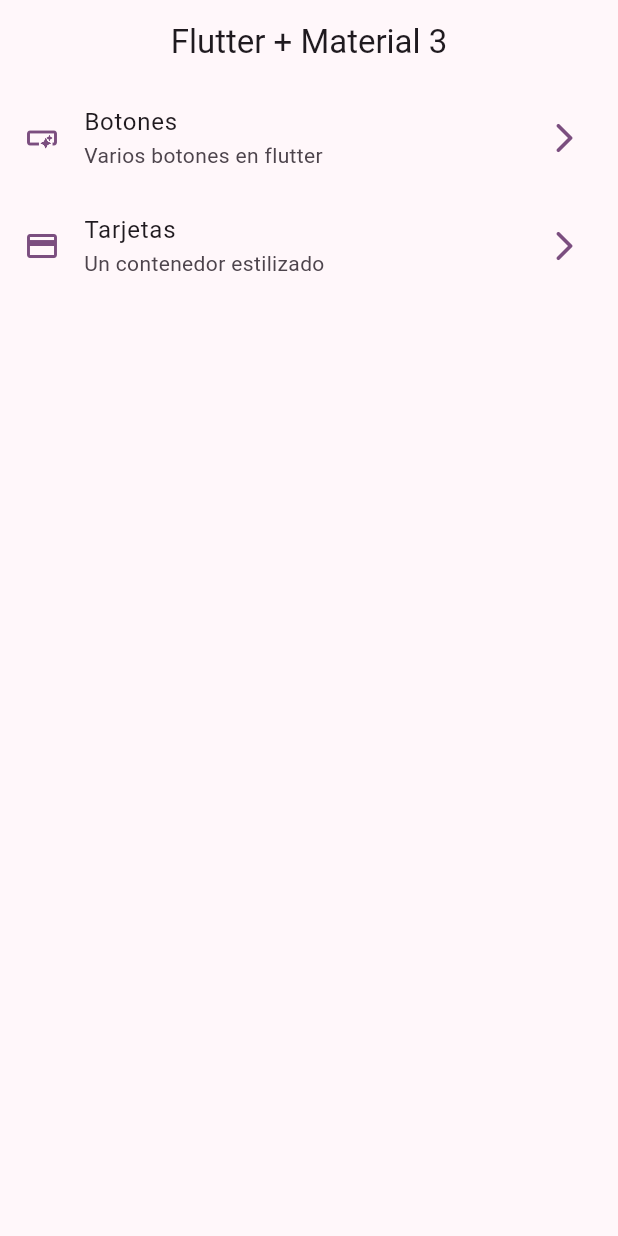
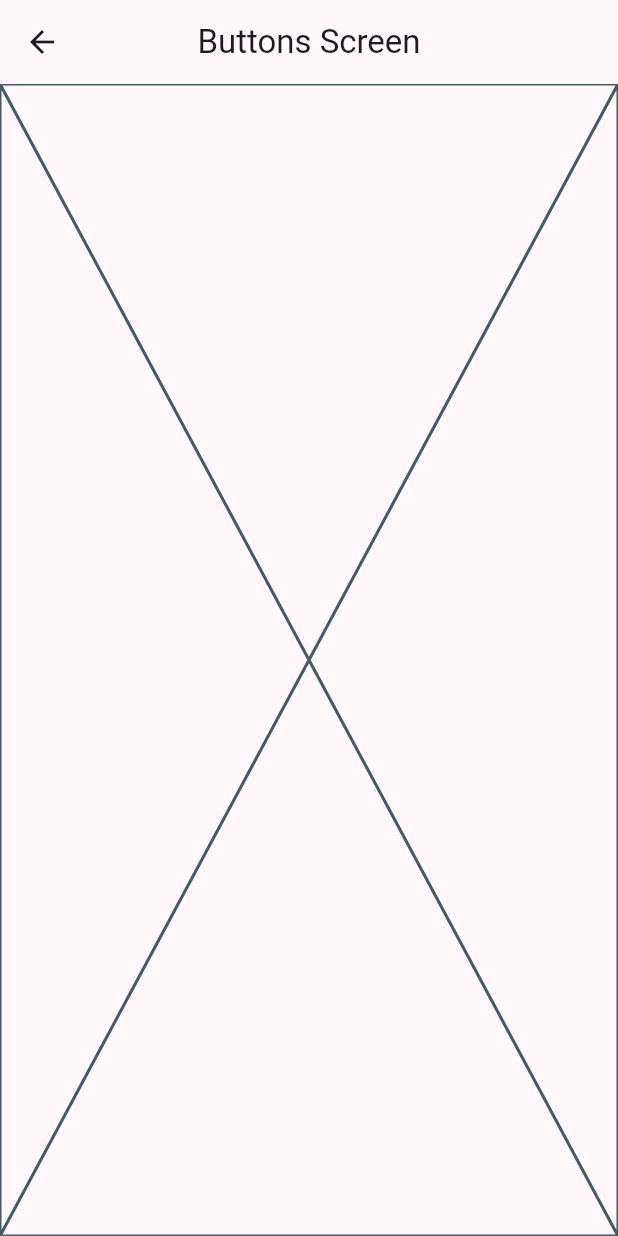
Before and after one commit to jhaineymilevis/flutter-widgets-app, a Flutter app: the screen it shows after launch, after a tap on "Botones", on a phone screen of 412 x 824 dp. Run offline on Flutter 3.47's test engine with Material 3 defaults, Android fonts, the phone set to English and light mode, and no system bars.

Commit message:
basic routing settings

```diff
--- a/lib/config/menu/menu_item.dart
+++ b/lib/config/menu/menu_item.dart
@@ -22,6 +22,6 @@ const appMenuItems = <MenuItem>[
   MenuItem(
       title: 'Tarjetas',
       subTitle: 'Un contenedor estilizado',
-      link: '/card',
+      link: '/cards',
       icon: Icons.credit_card)
 ];
--- a/lib/main.dart
+++ b/lib/main.dart
@@ -1,4 +1,6 @@
 import 'package:flutter/material.dart';
+import 'package:flutter_application_1/presentation/screens/buttons_screen.dart';
+import 'package:flutter_application_1/presentation/screens/cards_screen.dart';
 import 'package:flutter_application_1/presentation/screens/home_screen.dart';
 
 import 'config/app_theme.dart';
@@ -16,6 +18,10 @@ class MainApp extends StatelessWidget {
       debugShowCheckedModeBanner: false,
       theme: AppTheme(selectedColor: 4).getTheme(),
       home: const HomeScreen(),
+      routes: {
+        '/buttons': (context) => const ButtonsScreen(),
+        '/cards': (context) => const CardsScreen(),
+      },
     );
   }
 }
--- /dev/null
+++ b/lib/presentation/screens/buttons_screen.dart
@@ -0,0 +1,13 @@
+import 'package:flutter/material.dart';
+
+class ButtonsScreen extends StatelessWidget {
+  const ButtonsScreen({super.key});
+
+  @override
+  Widget build(BuildContext context) {
+    return Scaffold(
+      appBar: AppBar(title: const Text('Buttons Screen')),
+      body: const Placeholder(),
+    );
+  }
+}
--- a/lib/presentation/screens/home_screen.dart
+++ b/lib/presentation/screens/home_screen.dart
@@ -1,5 +1,6 @@
 import 'package:flutter/material.dart';
 import 'package:flutter_application_1/config/menu/menu_item.dart';
+import 'package:flutter_application_1/presentation/screens/buttons_screen.dart';
 
 class HomeScreen extends StatelessWidget {
   const HomeScreen({super.key});
@@ -48,7 +49,12 @@ class _CustomListTitle extends StatelessWidget {
       title: Text(menuItem.title),
       subtitle: Text(menuItem.subTitle),
       onTap: () {
-        // TODO: Implement navigation to the selected screen
+        Navigator.pushNamed(context, menuItem.link);
+        /*Navigator.of(context).push(
+          MaterialPageRoute(
+            builder: (context) => const ButtonsScreen(),
+          ),
+        );*/
       },
     );
   }
```
Also changed, not shown: lib/presentation/screens/cards_screen.dart (added, +13 -0 lines).
